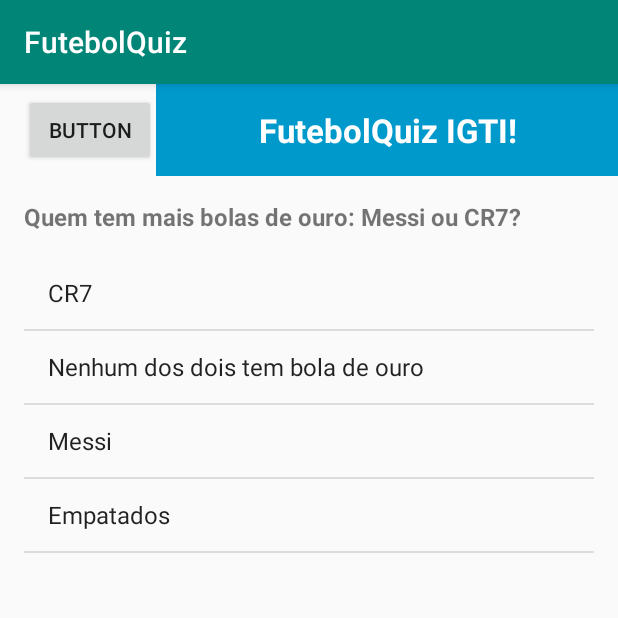
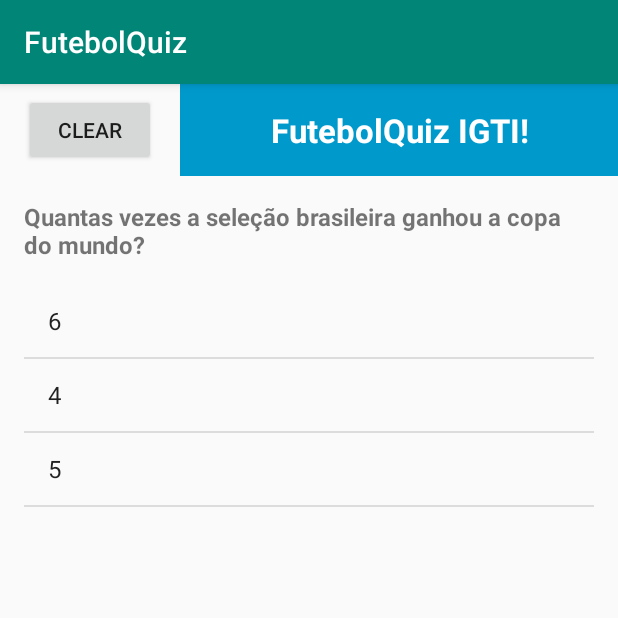
Before and after one commit to CassioMenabueLima/TRABALHOPRATICO, an Android app: the screen it shows after launch (FutebolQuizActivity), on a phone screen of 412 x 824 dp, the top half of it. Run offline under Robolectric (Android 15) with nearby library versions, the phone set to English and light mode, and no system bars; our stand-ins replace data binding.

Commit message:
Correção

```diff
--- a/app/src/main/java/br/com/igti/futebolquiz/control/QuizFactory.java
+++ b/app/src/main/java/br/com/igti/futebolquiz/control/QuizFactory.java
@@ -27,7 +27,7 @@ public class QuizFactory {
         answers.add(new Answer("6"));
         answers.add(new Answer("4"));
         answers.add(new Answer("5"));
-        return new Question("Quantas vezes a seleção brasileira ganhou a copa do mundo?",2,answers);
+        return new Question("Quantas vezes a seleção brasileira ganhou a copa do mundo?",3,answers);
     }
     private static Question buildThree(){
         List<Answer> answers = new ArrayList<>();
--- a/app/src/main/java/br/com/igti/futebolquiz/view/fragment/QuizFragment.java
+++ b/app/src/main/java/br/com/igti/futebolquiz/view/fragment/QuizFragment.java
@@ -32,7 +32,7 @@ public class QuizFragment extends Fragment {
     private int lastQuestion;
     private FragmentQuizBinding binding;
     private Question question;
-
+    private int current = 0;
     public QuizFragment() {
     }
 
@@ -77,9 +77,9 @@ public class QuizFragment extends Fragment {
                 FutebolQuizActivity activity = ((FutebolQuizActivity) getActivity());
                 if (activity != null)
                     if (position + 1 == question.getCorrectAnswer()) {
-                        activity.correct(position);
+                        activity.correct(current);
                     } else {
-                        activity.incorrect(position);
+                        activity.incorrect(lastQuestion);
                     }
             }
         });
@@ -88,11 +88,11 @@ public class QuizFragment extends Fragment {
 
     private Question getQuestion() {
         List<Question> questions = QuizFactory.buildQuizQuestions();
-        Random gerador = new Random();
-        int result = -1;
-        while (result == lastQuestion || result < 0) {
-            result = gerador.nextInt(questions.size() - 1);
+        if(lastQuestion+1>questions.size()-1){
+            current = 0;
+        }else{
+            current = lastQuestion+1;
         }
-        return questions.get(result);
+        return questions.get(current);
     }
 }
--- a/app/src/main/res/layout/activity_futebol_quiz.xml
+++ b/app/src/main/res/layout/activity_futebol_quiz.xml
@@ -21,6 +21,7 @@
             android:id="@+id/textView"
             android:layout_width="0dp"
             android:layout_height="wrap_content"
+            android:layout_marginStart="16dp"
             android:background="@android:color/holo_blue_dark"
             android:gravity="center"
             android:padding="16dp"
@@ -38,7 +39,7 @@
             android:layout_height="wrap_content"
             android:layout_marginStart="16dp"
             android:onClick="clear"
-            android:text="Button"
+            android:text="Clear"
             app:layout_constraintBottom_toBottomOf="@+id/textView"
             app:layout_constraintStart_toStartOf="parent"
             app:layout_constraintTop_toTopOf="parent"
```
